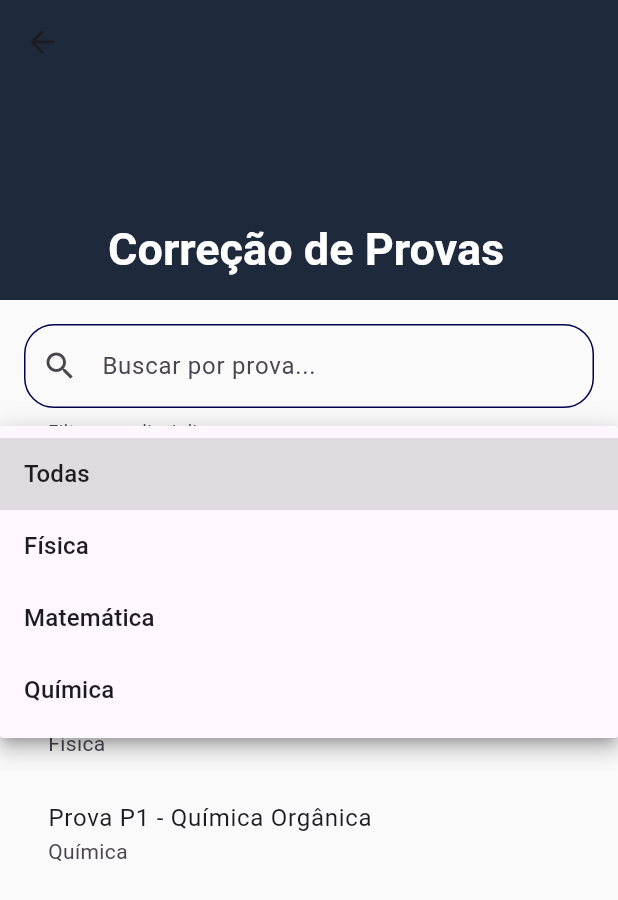
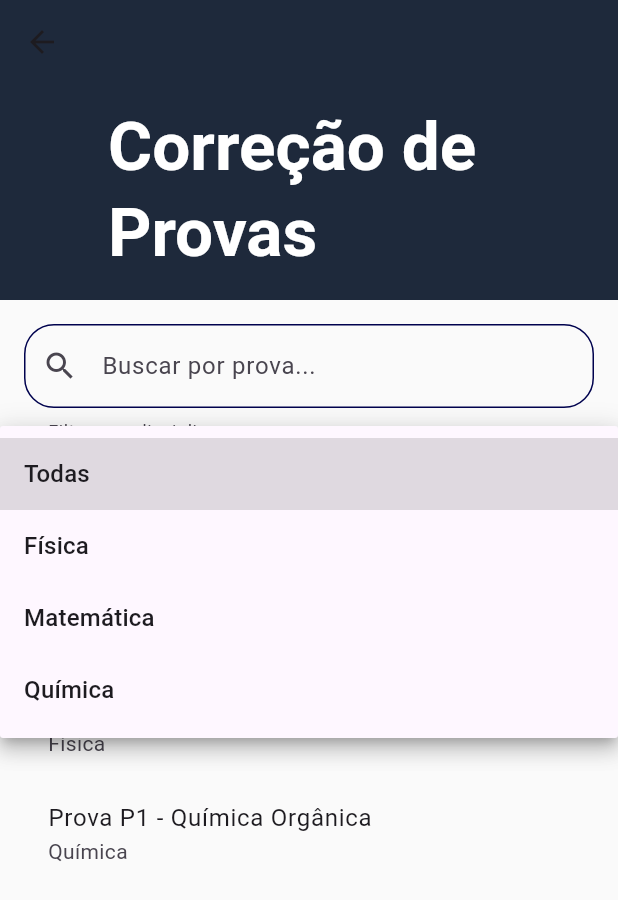
Before and after one commit to JoaoPedro24/Hackathon-5-periodo, a Flutter app: the HomePage screen opened by its route, after a tap on "Todas", on a phone screen of 412 x 824 dp. Shown: the top 900 px of the screen. Run offline on Flutter 3.47's test engine with Material 3 defaults, Android fonts, the phone set to English and light mode, and no system bars.

Commit message:
estruturando arquivos

```diff
--- a/flutter_app/lib/theme_app.dart
+++ b/flutter_app/lib/theme_app.dart
@@ -37,7 +37,7 @@ ThemeData themeApp() {
   final textoTema = TextTheme(
     titleLarge: TextStyle(
       color: corPrimariaDark,
-      fontSize: 20,
+      fontSize: 30,
       fontWeight: FontWeight.bold,
     ),
     headlineLarge: TextStyle(fontSize: 25, color: corTextLight),
--- a/flutter_app/lib/views/home_page.dart
+++ b/flutter_app/lib/views/home_page.dart
@@ -1,4 +1,9 @@
 import 'package:flutter/material.dart';
+import 'package:flutter_app/views/widgets/barra_superior.dart';
+import 'package:flutter_app/views/widgets/campo_busca.dart';
+import 'package:flutter_app/views/widgets/filtro_disciplina.dart';
+import 'package:flutter_app/views/widgets/lista_alunos.dart';
+import 'package:flutter_app/views/widgets/lista_provas.dart';
 
 class HomePage extends StatefulWidget {
   const HomePage({super.key});
@@ -152,22 +157,6 @@ class _HomePageState extends State<HomePage> with TickerProviderStateMixin {
     }).toList();
   }
 
-  int _getTotalAlunos() {
-    return _provas.fold(
-      0,
-      (total, prova) => total + (prova['alunos'] as List).length,
-    );
-  }
-
-  int _getAlunosCorrigidos() {
-    int total = 0;
-    for (var prova in _provas) {
-      final alunos = prova['alunos'] as List;
-      total += alunos.where((aluno) => aluno['nota'] != null).length;
-    }
-    return total;
-  }
-
   List<Map<String, dynamic>> _getAlunosFiltrados() {
     if (_provaSelecionada == null) return [];
     final alunos = _provaSelecionada!['alunos'] as List<Map<String, dynamic>>;
@@ -199,57 +188,21 @@ class _HomePageState extends State<HomePage> with TickerProviderStateMixin {
     final provasFiltradas = _getProvasFiltradas();
     return CustomScrollView(
       slivers: [
-        SliverAppBar(
-          expandedHeight: 200,
-          floating: false,
-          pinned: true,
-          backgroundColor: const Color(0xFF1E293B),
-          flexibleSpace: FlexibleSpaceBar(
-            title: const Text(
-              'Correção de Provas',
-              style: TextStyle(color: Colors.white),
-            ),
-          ),
-        ),
+        const BarraSuperior(),
         SliverToBoxAdapter(
           child: Padding(
             padding: const EdgeInsets.all(16),
             child: Column(
               children: [
-                TextField(
-                  decoration: InputDecoration(
-                    hintText: 'Buscar por prova...',
-                    prefixIcon: const Icon(Icons.search),
-                    border: OutlineInputBorder(
-                      borderRadius: BorderRadius.circular(12),
-                    ),
-                  ),
+                CampoBusca(
                   onChanged: (value) {
                     setState(() => _termoBusca = value);
                   },
                 ),
                 const SizedBox(height: 16),
-                DropdownButtonFormField<String>(
-                  value: _filtroDisciplina,
-                  decoration: InputDecoration(
-                    labelText: 'Filtrar por disciplina',
-                    border: OutlineInputBorder(
-                      borderRadius: BorderRadius.circular(12),
-                    ),
-                    prefixIcon: const Icon(Icons.book),
-                  ),
-                  isExpanded: true,
-                  items: [
-                    const DropdownMenuItem(value: null, child: Text('Todas')),
-                    ..._getDisciplinasDisponiveis()
-                        .map(
-                          (disciplina) => DropdownMenuItem(
-                            value: disciplina,
-                            child: Text(disciplina),
-                          ),
-                        )
-                        .toList(),
-                  ],
+                FiltroDisciplina(
+                  valorSelecionado: _filtroDisciplina,
+                  opcoes: _getDisciplinasDisponiveis(),
                   onChanged: (value) {
                     setState(() => _filtroDisciplina = value);
                   },
@@ -258,18 +211,11 @@ class _HomePageState extends State<HomePage> with TickerProviderStateMixin {
             ),
           ),
         ),
-        SliverPadding(
-          padding: const EdgeInsets.all(16),
-          sliver: SliverList(
-            delegate: SliverChildBuilderDelegate((context, index) {
-              final prova = provasFiltradas[index];
-              return ListTile(
-                title: Text(prova['titulo']),
-                subtitle: Text(prova['disciplina']),
-                onTap: () => setState(() => _provaSelecionada = prova),
-              );
-            }, childCount: provasFiltradas.length),
-          ),
+        ListaProvas(
+          provas: provasFiltradas,
+          onSelecionar: (prova) {
+            setState(() => _provaSelecionada = prova);
+          },
         ),
       ],
     );
@@ -277,17 +223,6 @@ class _HomePageState extends State<HomePage> with TickerProviderStateMixin {
 
   Widget _buildCorrecaoProva() {
     final alunos = _getAlunosFiltrados();
-    return ListView.builder(
-      itemCount: alunos.length,
-      itemBuilder: (context, index) {
-        final aluno = alunos[index];
-        return ListTile(
-          title: Text(aluno['nome']),
-          subtitle: Text(
-            'Matrícula: ${aluno['matricula']} - Tempo: ${aluno['tempo']}',
-          ),
-        );
-      },
-    );
+    return ListaAlunos(alunos: alunos);
   }
 }
--- /dev/null
+++ b/flutter_app/lib/views/widgets/barra_superior.dart
@@ -0,0 +1,21 @@
+import 'package:flutter/material.dart';
+
+class BarraSuperior extends StatelessWidget {
+  const BarraSuperior({super.key});
+
+  @override
+  Widget build(BuildContext context) {
+    return SliverAppBar(
+      expandedHeight: 200,
+      floating: false,
+      pinned: true,
+      backgroundColor: const Color(0xFF1E293B),
+      flexibleSpace: const FlexibleSpaceBar(
+        title: Text(
+          'Correção de Provas',
+          style: TextStyle(color: Colors.white),
+        ),
+      ),
+    );
+  }
+}
--- /dev/null
+++ b/flutter_app/lib/views/widgets/campo_busca.dart
@@ -0,0 +1,19 @@
+import 'package:flutter/material.dart';
+
+class CampoBusca extends StatelessWidget {
+  final void Function(String) onChanged;
+
+  const CampoBusca({super.key, required this.onChanged});
+
+  @override
+  Widget build(BuildContext context) {
+    return TextField(
+      decoration: InputDecoration(
+        hintText: 'Buscar por prova...',
+        prefixIcon: const Icon(Icons.search),
+        border: OutlineInputBorder(borderRadius: BorderRadius.circular(12)),
+      ),
+      onChanged: onChanged,
+    );
+  }
+}
--- /dev/null
+++ b/flutter_app/lib/views/widgets/filtro_disciplina.dart
@@ -0,0 +1,35 @@
+import 'package:flutter/material.dart';
+
+class FiltroDisciplina extends StatelessWidget {
+  final String? valorSelecionado;
+  final List<String> opcoes;
+  final void Function(String?) onChanged;
+
+  const FiltroDisciplina({
+    super.key,
+    required this.valorSelecionado,
+    required this.opcoes,
+    required this.onChanged,
+  });
+
+  @override
+  Widget build(BuildContext context) {
+    return DropdownButtonFormField<String>(
+      value: valorSelecionado,
+      decoration: InputDecoration(
+        labelText: 'Filtrar por disciplina',
+        border: OutlineInputBorder(borderRadius: BorderRadius.circular(12)),
+        prefixIcon: const Icon(Icons.book),
+      ),
+      isExpanded: true,
+      items: [
+        const DropdownMenuItem(value: null, child: Text('Todas')),
+        ...opcoes.map((disciplina) => DropdownMenuItem(
+              value: disciplina,
+              child: Text(disciplina),
+            )),
+      ],
+      onChanged: onChanged,
+    );
+  }
+}
--- /dev/null
+++ b/flutter_app/lib/views/widgets/lista_provas.dart
@@ -0,0 +1,32 @@
+import 'package:flutter/material.dart';
+
+class ListaProvas extends StatelessWidget {
+  final List<Map<String, dynamic>> provas;
+  final void Function(Map<String, dynamic>) onSelecionar;
+
+  const ListaProvas({
+    super.key,
+    required this.provas,
+    required this.onSelecionar,
+  });
+
+  @override
+  Widget build(BuildContext context) {
+    return SliverPadding(
+      padding: const EdgeInsets.all(16),
+      sliver: SliverList(
+        delegate: SliverChildBuilderDelegate(
+          (context, index) {
+            final prova = provas[index];
+            return ListTile(
+              title: Text(prova['titulo']),
+              subtitle: Text(prova['disciplina']),
+              onTap: () => onSelecionar(prova),
+            );
+          },
+          childCount: provas.length,
+        ),
+      ),
+    );
+  }
+}
--- a/flutter_app/lib/widgets/login_header.dart
+++ b/flutter_app/lib/views/widgets/login_header.dart
@@ -29,15 +29,13 @@ class LoginHeader extends StatelessWidget {
         const SizedBox(height: 16),
         Text(
           'Sistema de Gabarito',
-          style: textTheme.headlineMedium,
+          style: Theme.of(context).textTheme.titleLarge,
           textAlign: TextAlign.center,
         ),
         const SizedBox(height: 8),
         Text(
           'Faça login para continuar',
-          style: textTheme.bodyLarge?.copyWith(
-            color: Theme.of(context).colorScheme.onSurface.withValues(alpha: 179),
-          ),
+          style: textTheme.bodyLarge,
           textAlign: TextAlign.center,
         ),
       ],
--- a/flutter_app/pubspec.yaml
+++ b/flutter_app/pubspec.yaml
@@ -15,6 +15,8 @@ dependencies:
   cupertino_icons: ^1.0.8
   http: ^1.4.0
   provider: ^6.1.5
+  flutter_animate: ^4.5.2
+  google_fonts: ^6.2.1
 
 dev_dependencies:
   flutter_test:
```
Also changed, not shown: flutter_app/lib/views/login_page.dart (+30 -15 lines), flutter_app/lib/views/widgets/lista_alunos.dart (added, +23 -0 lines), flutter_app/lib/models/aluno_model.dart (added), flutter_app/lib/models/disciplina_model.dart (added), flutter_app/lib/models/professor_model.dart (added), flutter_app/lib/models/turma_model.dart (added), flutter_app/lib/views/widgets/login_form.dart (renamed from flutter_app/lib/widgets/login_form.dart), flutter_app/pubspec.lock.
